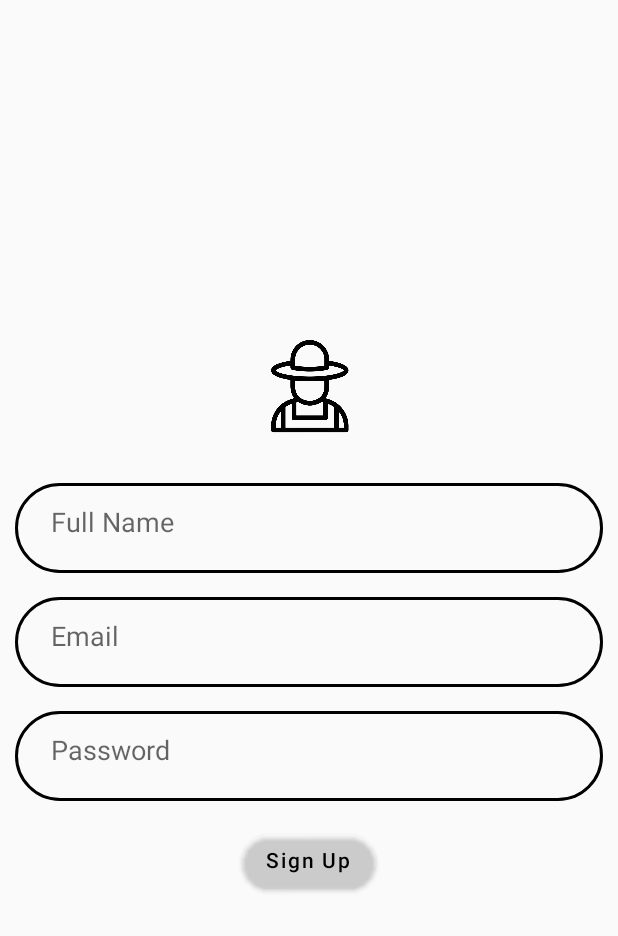
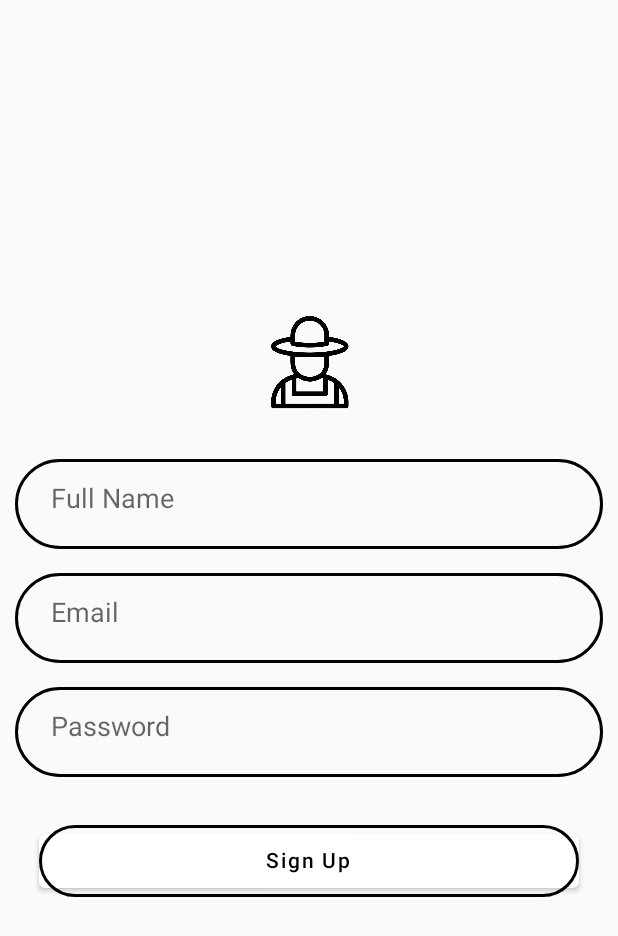
Before and after one commit to zaydadnan08/CS446, an Android app built with Jetpack Compose: the UserSelectScreen screen opened through its navigation route, after a tap on "customer", on a phone screen of 412 x 824 dp. Shown: the top 936 px of the screen. Run offline under Robolectric (Android 15) with nearby library versions, the phone set to English and light mode, and no system bars.

Commit message:
adjusting other buttons

```diff
--- a/app/src/main/java/com/example/farmerpro/ui/landing/StartScreen.kt
+++ b/app/src/main/java/com/example/farmerpro/ui/landing/StartScreen.kt
@@ -1,6 +1,10 @@
 package com.example.farmerpro.ui.landing
 
+import androidx.compose.foundation.BorderStroke
+import androidx.compose.foundation.background
+import androidx.compose.foundation.border
 import androidx.compose.foundation.layout.*
+import androidx.compose.foundation.shape.CircleShape
 import androidx.compose.foundation.shape.RoundedCornerShape
 import androidx.compose.material.Button
 import androidx.compose.material.ButtonDefaults
@@ -36,11 +40,19 @@ fun StartScreen(navController: NavController){
         Text(text = "farming at its best.", fontSize = 22.sp)
         Spacer(modifier = Modifier.height(128.dp))
         Button(
-            onClick = {
+            modifier = Modifier
+                .fillMaxWidth()
+                .padding(16.dp)
+                .background(Color.Transparent)
+                .border(
+                BorderStroke(2.dp, Color.Black),
+                CircleShape
+            ),
+            colors = ButtonDefaults.buttonColors(backgroundColor = Color.White),
+
+                    onClick = {
                 navController.navigate(Screens.UserSelect.name);
             },
-            shape = RoundedCornerShape(20.dp),
-            colors = ButtonDefaults.buttonColors(backgroundColor = Color.Transparent)
         ) {
             Text(text = "get started", color = Color.Black)
         }
--- a/app/src/main/java/com/example/farmerpro/ui/landing/UserSelectScreen.kt
+++ b/app/src/main/java/com/example/farmerpro/ui/landing/UserSelectScreen.kt
@@ -1,6 +1,10 @@
 package com.example.farmerpro.ui.landing
 
+import androidx.compose.foundation.BorderStroke
+import androidx.compose.foundation.background
+import androidx.compose.foundation.border
 import androidx.compose.foundation.layout.*
+import androidx.compose.foundation.shape.CircleShape
 import androidx.compose.foundation.shape.RoundedCornerShape
 import androidx.compose.material.Button
 import androidx.compose.material.ButtonDefaults
@@ -36,29 +40,53 @@ fun UserSelectScreen(navController: NavController){
         Text(text = "who are you?", fontSize = 26.sp)
         Spacer(modifier = Modifier.height(64.dp))
         Button(
+            modifier = Modifier
+                .fillMaxWidth()
+                .padding(16.dp)
+                .background(Color.Transparent)
+                .border(
+                    BorderStroke(2.dp, Color.Black),
+                    CircleShape
+                ),
+            colors = ButtonDefaults.buttonColors(backgroundColor = Color.White),
             onClick = {
                 navController.navigate(Screens.UserSignup.name);
             },
-            shape = RoundedCornerShape(20.dp),
-            colors = ButtonDefaults.buttonColors(backgroundColor = Color.Transparent)
+
         ) {
             Text(text = "customer", color = Color.Black)
         }
         Button(
+            modifier = Modifier
+                .fillMaxWidth()
+                .padding(16.dp)
+                .background(Color.Transparent)
+                .border(
+                    BorderStroke(2.dp, Color.Black),
+                    CircleShape
+                ),
+            colors = ButtonDefaults.buttonColors(backgroundColor = Color.White),
             onClick = {
                 navController.navigate(Screens.UserSignup.name);
             },
-            shape = RoundedCornerShape(20.dp),
-            colors = ButtonDefaults.buttonColors(backgroundColor = Color.Transparent)
+
         ) {
             Text(text = "farmer", color = Color.Black)
         }
         Button(
+            modifier = Modifier
+                .fillMaxWidth()
+                .padding(16.dp)
+                .background(Color.Transparent)
+                .border(
+                    BorderStroke(2.dp, Color.Black),
+                    CircleShape
+                ),
+            colors = ButtonDefaults.buttonColors(backgroundColor = Color.White),
             onClick = {
                 navController.navigate(Screens.UserSignup.name);
             },
-            shape = RoundedCornerShape(20.dp),
-            colors = ButtonDefaults.buttonColors(backgroundColor = Color.Transparent)
+
         ) {
             Text(text = "community fridge", color = Color.Black)
         }
--- a/app/src/main/java/com/example/farmerpro/ui/landing/UserSignupScreen.kt
+++ b/app/src/main/java/com/example/farmerpro/ui/landing/UserSignupScreen.kt
@@ -1,7 +1,11 @@
 package com.example.farmerpro.ui.landing
 
+import androidx.compose.foundation.BorderStroke
 import androidx.compose.foundation.Image
+import androidx.compose.foundation.background
+import androidx.compose.foundation.border
 import androidx.compose.foundation.layout.*
+import androidx.compose.foundation.shape.CircleShape
 import androidx.compose.foundation.shape.RoundedCornerShape
 import androidx.compose.material.Button
 import androidx.compose.material.ButtonDefaults
@@ -62,11 +66,19 @@ fun UserSignupScreen(navController: NavController) {
         Spacer(modifier = Modifier.height(16.dp))
 
         Button(
+            modifier = Modifier
+                .fillMaxWidth()
+                .padding(16.dp)
+                .background(Color.Transparent)
+                .border(
+                    BorderStroke(2.dp, Color.Black),
+                    CircleShape
+                ),
+            colors = ButtonDefaults.buttonColors(backgroundColor = Color.White),
             onClick = {
                 navController.navigate(Screens.Home.name);
             },
-            shape = RoundedCornerShape(20.dp),
-            colors = ButtonDefaults.buttonColors(backgroundColor = Color.Transparent)
+
         ) {
             Text(text = "Sign Up", color = Color.Black)
         }
```
